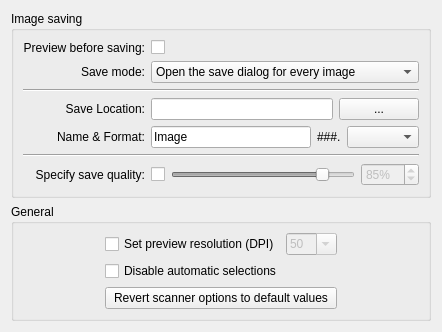
This is src/settings.ui in KDE/skanlite as Qt 5 draws it before an edit. The edited form follows.
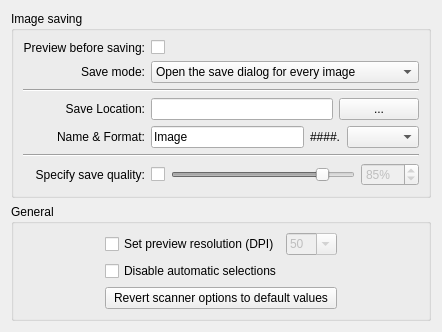
This is the edited form.

Commit message:
Correct display of applied filename template
Correct display of applied filename template. Iterator formatted to 4 digits, not 3.

The edit to the form file:
```diff
--- a/src/settings.ui
+++ b/src/settings.ui
@@ -128,7 +128,7 @@
         <item>
          <widget class="QLabel" name="label_3">
           <property name="text">
-           <string>###.</string>
+           <string>####.</string>
           </property>
          </widget>
         </item>
```
